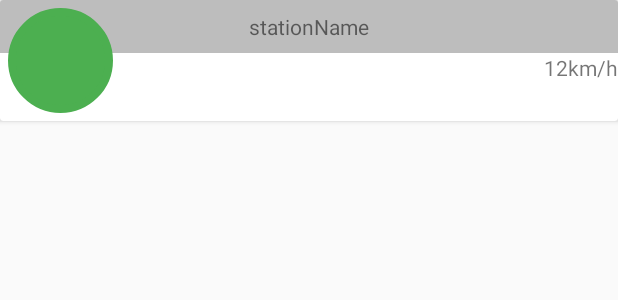
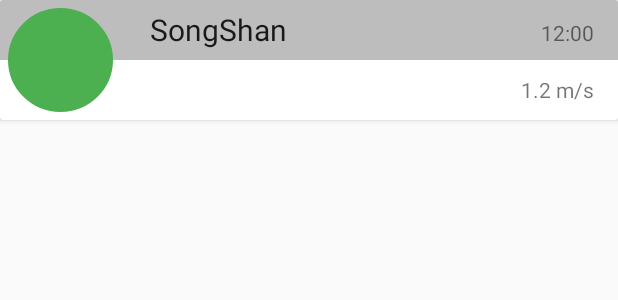
Before and after one commit to popnfresh234/canibreathe, an Android app: the layout list_item_aqstation.xml on its own in the app's theme, with its tools: preview values and no code run, on a phone screen of 412 x 824 dp. Shown: the top 300 px of the screen. Run offline under Robolectric (Android 15) with nearby library versions, the phone set to English and light mode, and no system bars.

Commit message:
Finish list item Implement wind speed format and AQI format Implement variable background based on AQI

```diff
--- a/app/build.gradle
+++ b/app/build.gradle
@@ -6,7 +6,7 @@ android {
 
     defaultConfig {
         applicationId "com.dmtaiwan.alexander.canibreathe"
-        minSdkVersion 15
+        minSdkVersion 16
         targetSdkVersion 23
         versionCode 1
         versionName "1.0"
--- a/app/src/main/res/layout/list_item_aqstation.xml
+++ b/app/src/main/res/layout/list_item_aqstation.xml
@@ -4,7 +4,7 @@
     xmlns:tools="http://schemas.android.com/tools"
     android:id="@+id/card_view"
     android:layout_width="match_parent"
-    android:layout_height="wrap_content"
+    android:layout_height="80dp"
     android:layout_marginBottom="16dp">
 
     <RelativeLayout
@@ -12,23 +12,56 @@
         android:layout_height="wrap_content">
 
 
-
-
-        <TextView
-            android:id="@+id/aq_station_name"
-            android:layout_width="match_parent"
-            android:layout_height="35dp"
-            android:gravity="center"
-            android:background="@color/bgGray300"
-            tools:text="stationName" />
-
-        <TextView
-            android:id="@+id/aq_wind_speed"
-            android:layout_below="@id/aq_station_name"
+        <LinearLayout
+            android:id="@+id/aq_list_header"
             android:layout_width="match_parent"
             android:layout_height="wrap_content"
-            android:gravity="right"
-            tools:text="12km/h"/>
+            android:background="@color/bgGray300"
+            android:orientation="horizontal">
+
+            <TextView
+                android:id="@+id/aq_station_name"
+                android:layout_width="0dp"
+                android:layout_height="40dp"
+                android:layout_weight="2"
+                android:paddingLeft="16dp"
+                android:gravity="center"
+                android:textColor="@color/textDarkBg87"
+                android:textSize="@dimen/aq_station_font_medium"
+                tools:text="SongShan" />
+
+            <TextView
+                android:id="@+id/aq_station_time"
+                android:layout_width="0dp"
+                android:layout_height="35dp"
+                android:layout_weight="1"
+                android:gravity="center|right"
+                android:textColor="@color/textDarkBg54"
+                android:paddingRight="16dp"
+                tools:text="12:00" />
+
+        </LinearLayout>
+
+        <LinearLayout
+            android:layout_below="@id/aq_list_header"
+            android:layout_width="match_parent"
+            android:layout_height="match_parent"
+            android:orientation="horizontal">
+
+            <android.support.v4.widget.Space
+                android:layout_height="match_parent"
+                android:layout_width="0dp"
+                android:layout_weight="2"/>
+
+            <TextView
+                android:id="@+id/aq_wind_speed"
+                android:layout_weight="1"
+                android:layout_width="0dp"
+                android:layout_height="match_parent"
+                android:gravity="center|right"
+                android:paddingRight="16dp"
+                tools:text="1.2 m/s"/>
+        </LinearLayout>
 
         <TextView
             android:id="@+id/pm25"
--- a/app/src/main/res/values/colors.xml
+++ b/app/src/main/res/values/colors.xml
@@ -7,6 +7,7 @@
     <!--Status Colors-->
     <color name="statusGreen">#4caf50</color>
     <color name="statusYellow">#ffeb3b</color>
+    <color name="statusOrange">#ff9800</color>
     <color name="statusRed">#f44336</color>
     <color name="statusPurple">#9c27b0</color>
 
--- a/app/src/main/res/values/dimens.xml
+++ b/app/src/main/res/values/dimens.xml
@@ -7,4 +7,6 @@
 
     <!--TextSizes-->
     <dimen name="aq_station_font_large">28sp</dimen>
+    <dimen name="aq_station_font_medium">20sp</dimen>
+    <dimen name="aq_station_font_small">12sp</dimen>
 </resources>
```
Also changed, not shown: app/src/main/java/com/dmtaiwan/alexander/canibreathe/Utilities/AQStationAdapter.java (+7 -2 lines), app/src/main/java/com/dmtaiwan/alexander/canibreathe/Utilities/Utilities.java (+82 -0 lines), app/src/main/res/drawable/circle_bg_orange.xml (added, +7 -0 lines), app/src/main/res/drawable/aq_good_jpg.jpg (deleted), app/src/main/res/drawable/aq_moderate_jpg.jpg (deleted), app/src/main/res/drawable/aq_poor_jpg.jpg (deleted).
